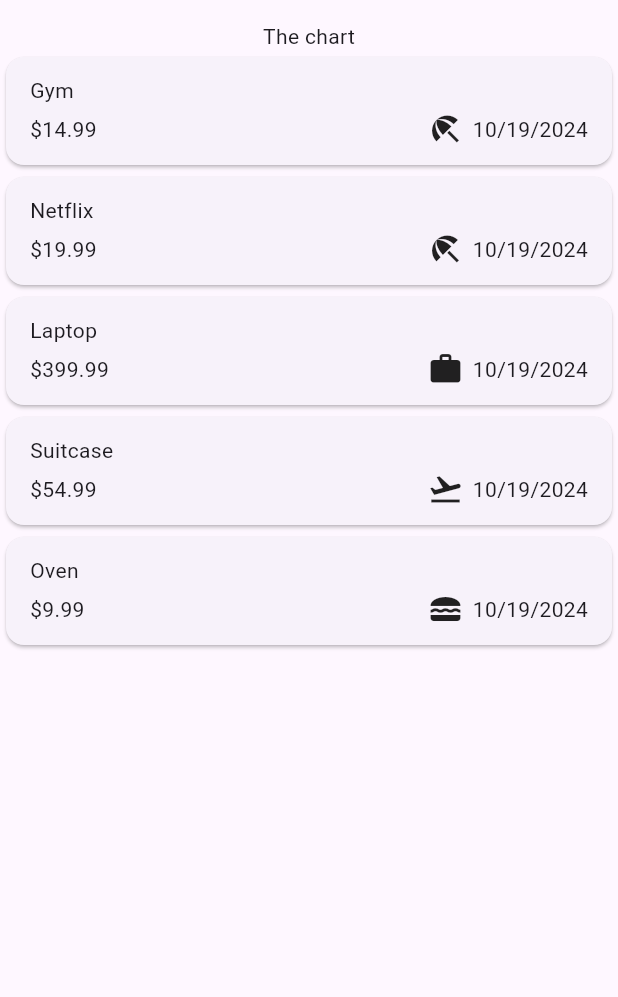
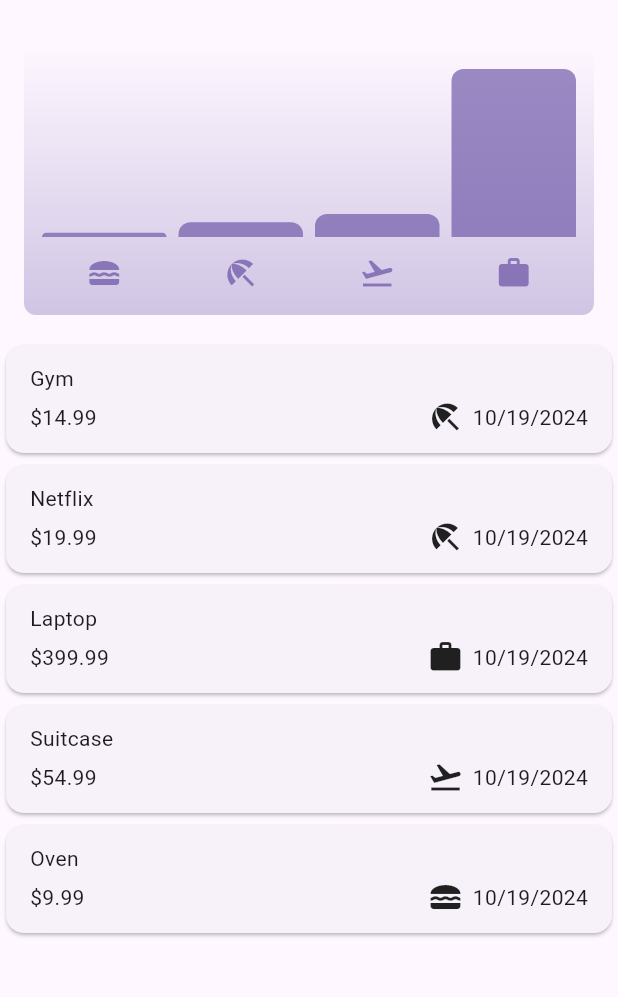
Before and after one commit to raflyyyanuar/expense_tracker, a Flutter app: the screen it shows after launch, on a phone screen of 412 x 824 dp, the part 63-1060 px from its top. Run offline on Flutter 3.47's test engine with Material 3 defaults, Android fonts, the phone set to English and light mode, and no system bars.

Commit message:
added charts for each category

```diff
--- /dev/null
+++ b/lib/widgets/chart/chart.dart
@@ -0,0 +1,95 @@
+import 'package:flutter/material.dart';
+
+import 'package:expense_tracker/widgets/chart/chart_bar.dart';
+import 'package:expense_tracker/models/expense.dart';
+
+class Chart extends StatelessWidget {
+  const Chart({super.key, required this.expenses});
+
+  final List<Expense> expenses;
+
+  List<ExpenseBucket> get buckets {
+    return [
+      ExpenseBucket.forCategory(expenses, Category.food),
+      ExpenseBucket.forCategory(expenses, Category.leisure),
+      ExpenseBucket.forCategory(expenses, Category.travel),
+      ExpenseBucket.forCategory(expenses, Category.work),
+    ];
+  }
+
+  double get maxTotalExpense {
+    double maxTotalExpense = 0;
+
+    for (final bucket in buckets) {
+      if (bucket.totalExpenses > maxTotalExpense) {
+        maxTotalExpense = bucket.totalExpenses;
+      }
+    }
+
+    return maxTotalExpense;
+  }
+
+  @override
+  Widget build(BuildContext context) {
+    final isDarkMode =
+        MediaQuery.of(context).platformBrightness == Brightness.dark;
+    return Container(
+      margin: const EdgeInsets.all(16),
+      padding: const EdgeInsets.symmetric(
+        vertical: 16,
+        horizontal: 8,
+      ),
+      width: double.infinity,
+      height: 180,
+      decoration: BoxDecoration(
+        borderRadius: BorderRadius.circular(8),
+        gradient: LinearGradient(
+          colors: [
+            Theme.of(context).colorScheme.primary.withOpacity(0.3),
+            Theme.of(context).colorScheme.primary.withOpacity(0.0)
+          ],
+          begin: Alignment.bottomCenter,
+          end: Alignment.topCenter,
+        ),
+      ),
+      child: Column(
+        children: [
+          Expanded(
+            child: Row(
+              crossAxisAlignment: CrossAxisAlignment.end,
+              children: [
+                for (final bucket in buckets) // alternative to map()
+                  ChartBar(
+                    fill: bucket.totalExpenses == 0
+                        ? 0
+                        : bucket.totalExpenses / maxTotalExpense,
+                  )
+              ],
+            ),
+          ),
+          const SizedBox(height: 12),
+          Row(
+            children: buckets
+                .map(
+                  (bucket) => Expanded(
+                    child: Padding(
+                      padding: const EdgeInsets.symmetric(horizontal: 4),
+                      child: Icon(
+                        categoryIcons[bucket.category],
+                        color: isDarkMode
+                            ? Theme.of(context).colorScheme.secondary
+                            : Theme.of(context)
+                                .colorScheme
+                                .primary
+                                .withOpacity(0.7),
+                      ),
+                    ),
+                  ),
+                )
+                .toList(),
+          )
+        ],
+      ),
+    );
+  }
+}
--- /dev/null
+++ b/lib/widgets/chart/chart_bar.dart
@@ -0,0 +1,34 @@
+import 'package:flutter/material.dart';
+
+class ChartBar extends StatelessWidget {
+  const ChartBar({
+    super.key,
+    required this.fill,
+  });
+
+  final double fill;
+
+  @override
+  Widget build(BuildContext context) {
+    final isDarkMode =
+        MediaQuery.of(context).platformBrightness == Brightness.dark;
+    return Expanded(
+      child: Padding(
+        padding: const EdgeInsets.symmetric(horizontal: 4),
+        child: FractionallySizedBox(
+          heightFactor: fill,
+          child: DecoratedBox(
+            decoration: BoxDecoration(
+              shape: BoxShape.rectangle,
+              borderRadius:
+                  const BorderRadius.vertical(top: Radius.circular(8)),
+              color: isDarkMode
+                  ? Theme.of(context).colorScheme.secondary
+                  : Theme.of(context).colorScheme.primary.withOpacity(0.65),
+            ),
+          ),
+        ),
+      ),
+    );
+  }
+}
--- a/lib/widgets/expenses.dart
+++ b/lib/widgets/expenses.dart
@@ -1,3 +1,4 @@
+import 'package:expense_tracker/widgets/chart/chart.dart';
 import 'package:expense_tracker/widgets/expenses_list/expenses_list.dart';
 import 'package:expense_tracker/models/expense.dart';
 import 'package:expense_tracker/widgets/new_expense.dart';
@@ -104,7 +105,7 @@ class _ExpensesState extends State<Expenses> {
       ),
       body: Column(
         children: [
-          const Text("The chart"),
+          Chart(expenses: registeredExpenses),
           Expanded(
             child: mainScreen,
           ),
```
